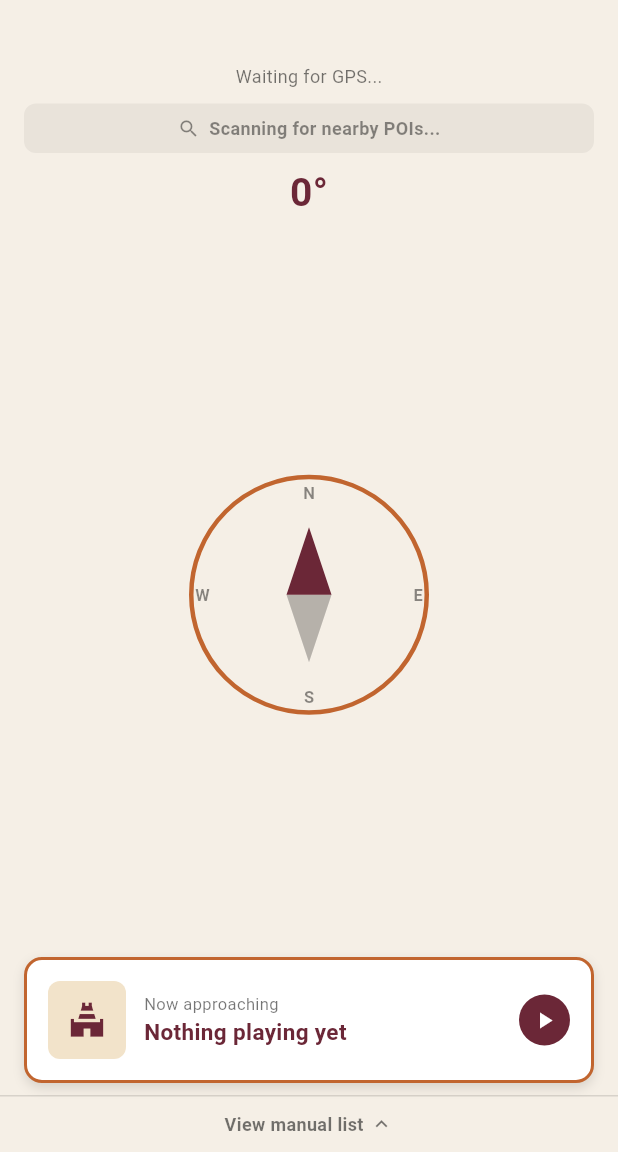
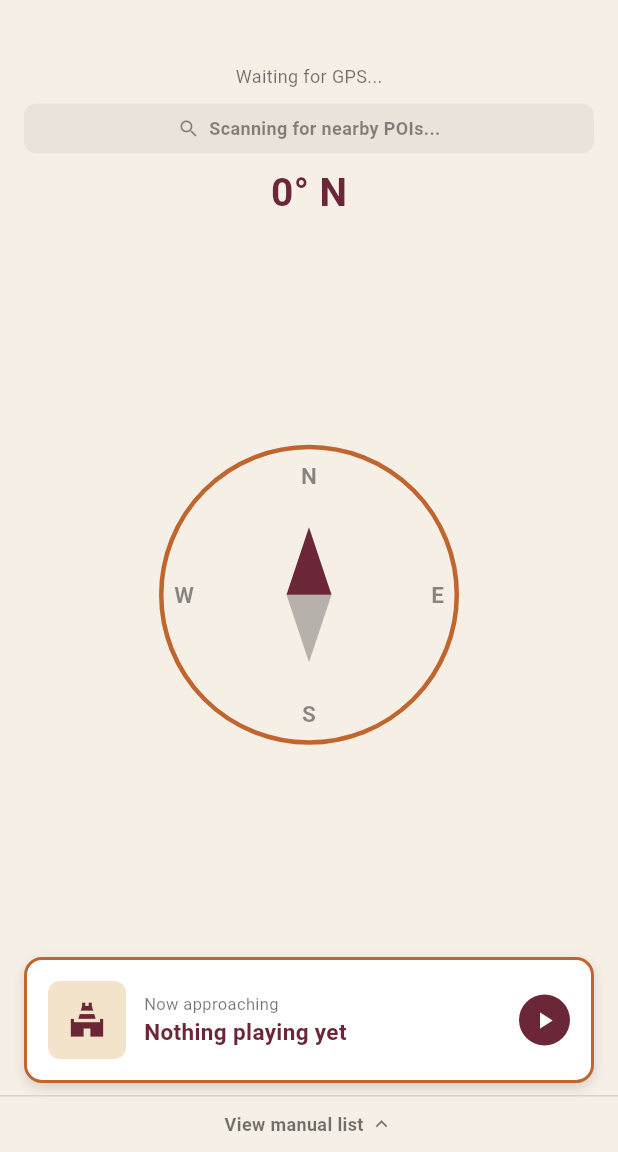
Before and after one commit to medhakg205/DishaVaani, a Flutter app: the PointDetectScreen screen opened directly with empty values, on a phone screen of 412 x 824 dp, the part 84-1236 px from its top. Run offline on Flutter 3.47's test engine with Material 3 defaults, Android fonts, the phone set to English and light mode, and no system bars; our stand-ins replace audioplayers, cloud_firestore, firebase_core, flutter_compass, geolocator; accounts and stored records are empty; generated files the repository leaves out were written again; Roboto replaces fonts that are missing (Georgia).

Commit message:
fixed compass rotation issues

```diff
--- a/lib/main.dart
+++ b/lib/main.dart
@@ -649,6 +649,17 @@ class _PointDetectScreenState extends State<PointDetectScreen> {
         .join(' ');
   }
 
+    String _headingLabel(double heading) {
+    const directions = [
+      'N', 'NNE', 'NE', 'ENE',
+      'E', 'ESE', 'SE', 'SSE',
+      'S', 'SSW', 'SW', 'WSW',
+      'W', 'WNW', 'NW', 'NNW',
+    ];
+    final index = ((heading % 360) / 22.5).round() % 16;
+    return directions[index];
+  }
+
   @override
   Widget build(BuildContext context) {
     final topPoi = _topPoi;
@@ -721,10 +732,13 @@ class _PointDetectScreenState extends State<PointDetectScreen> {
               ),
             ),
 
+                        // ---- Compass ----
+            // ---- Degree readout (above the circle) ----
+                        // ---- Degree + direction readout (above the circle) ----
             Padding(
               padding: const EdgeInsets.symmetric(vertical: 8),
               child: Text(
-                '${heading.toInt()}°',
+                '${heading.toInt()}° ${_headingLabel(heading)}',
                 style: const TextStyle(
                   fontSize: 26,
                   fontWeight: FontWeight.bold,
@@ -733,30 +747,40 @@ class _PointDetectScreenState extends State<PointDetectScreen> {
               ),
             ),
 
+            // ---- Compass (Apple-style: dial rotates, pointer fixed to top) ----
             Expanded(
               child: Center(
+                child: SizedBox(
+                  width: 220,
+                  height: 220,
                   child: Stack(
                     alignment: Alignment.center,
                     children: [
-                    const Positioned(top: 0, child: _CompassLabel('N')),
-                    const Positioned(bottom: 0, child: _CompassLabel('S')),
-                    const Positioned(left: 0, child: _CompassLabel('W')),
-                    const Positioned(right: 0, child: _CompassLabel('E')),
+                      // The dial: ring + N/E/S/W labels, all rotating together.
+                      Transform.rotate(
+                        angle: -radians,
+                        child: Stack(
+                          alignment: Alignment.center,
+                          children: [
                             Container(
-                      width: 160,
-                      height: 160,
+                              width: 200,
+                              height: 200,
                               decoration: BoxDecoration(
                                 shape: BoxShape.circle,
                                 border: Border.all(color: terracotta, width: 3),
                               ),
-                      child: Center(
-                        child: Transform.rotate(
-                          angle: radians,
-                          child: const _CompassNeedle(size: 90),
-                        ),
-                      ),
-                    ),
-                  ],
+                            ),
+                            const Positioned(top: 6, child: _CompassLabel('N')),
+                            const Positioned(bottom: 6, child: _CompassLabel('S')),
+                            const Positioned(left: 6, child: _CompassLabel('W')),
+                            const Positioned(right: 6, child: _CompassLabel('E')),
+                          ],
+                        ),
+                      ),
+                      // The pointer: fixed, always points to the top of the phone.
+                      const _CompassNeedle(size: 90),
+                    ],
+                  ),
                 ),
               ),
             ),
@@ -882,7 +906,7 @@ class _CompassLabel extends StatelessWidget {
       padding: const EdgeInsets.all(4),
       child: Text(
         label,
-        style: const TextStyle(fontSize: 11, color: Colors.black45, fontWeight: FontWeight.w600),
+        style: const TextStyle(fontSize: 15, color: Colors.black45, fontWeight: FontWeight.w600),
       ),
     );
   }
```
Lines whose indentation alone changed are shown as unchanged.
